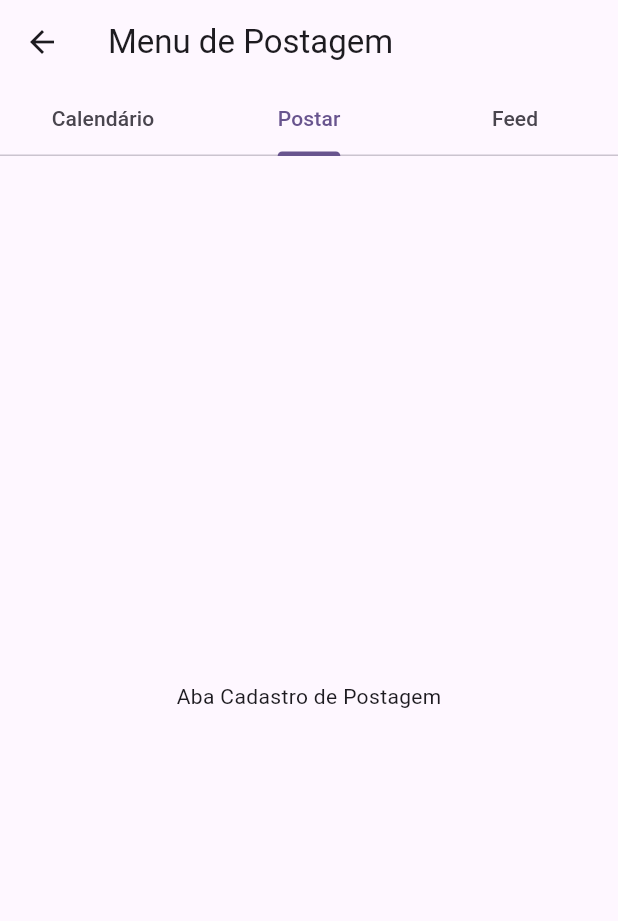
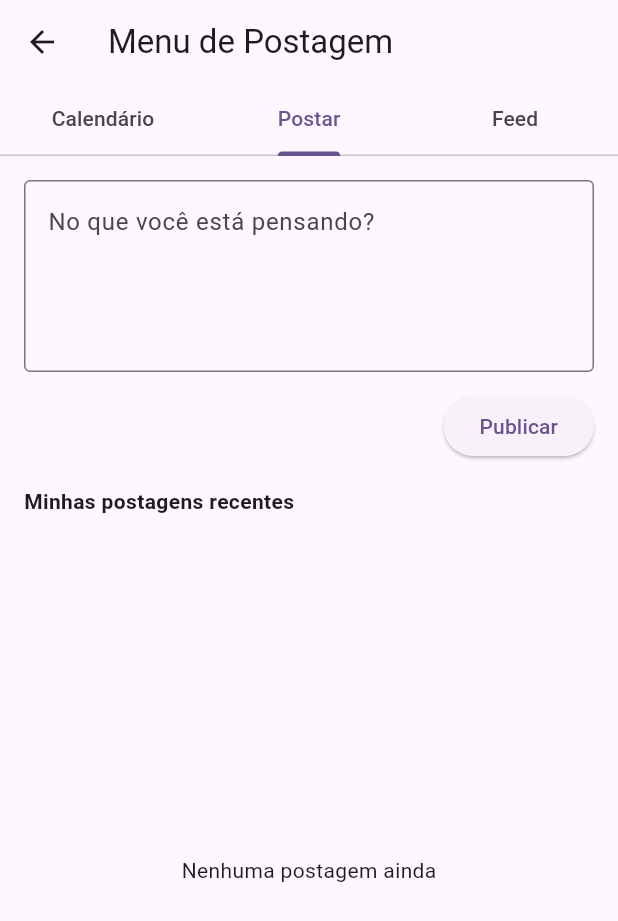
Before and after one commit to miguelcortez1105/AsiApp, a Flutter app: the MenuPostagemScreen screen opened directly, tab 2 chosen, on a phone screen of 412 x 824 dp. Shown: the top 921 px of the screen. Run offline on Flutter 3.47's test engine with Material 3 defaults, Android fonts, the phone set to English and light mode, and no system bars; our stand-ins replace firebase_core, image_cropper, image_picker, table_calendar; accounts and stored records are empty.

Commit message:
base da aba de cadastro de postagem

```diff
--- /dev/null
+++ b/lib/feature/home/screens/aba_cadastro_postagem.dart
@@ -0,0 +1,101 @@
+import 'package:asiapp_mobile/feature/home/screens/postagem.dart';
+import 'package:flutter/material.dart';
+
+class AbaCadastroPostagem extends StatefulWidget {
+  const AbaCadastroPostagem({super.key});
+
+  @override
+  State<AbaCadastroPostagem> createState() => _AbaCadastroPostagemState();
+}
+
+class _AbaCadastroPostagemState extends State<AbaCadastroPostagem> {
+  final TextEditingController _textoController = TextEditingController();
+
+  final List<Postagem> _postagensSimuladas = []; // TODO: substituir por dados reais do Firestore
+
+  String nomeUsuarioLogado = 'Ana Alves'; // TODO: buscar do Firestore quando conectado
+
+  void _publicarPostagem() {
+    if (_textoController.text.trim().isEmpty) return;
+
+    setState(() {
+      _postagensSimuladas.insert(
+        0,
+        Postagem(
+          texto: _textoController.text.trim(),
+          nomeAutor: nomeUsuarioLogado,
+        ),
+      );
+      _textoController.clear();
+    });
+
+    ScaffoldMessenger.of(context).showSnackBar(
+      const SnackBar(content: Text('Postagem criada!')),
+    );
+  }
+
+  @override
+  void dispose() {
+    _textoController.dispose();
+    super.dispose();
+  }
+
+  @override
+  Widget build(BuildContext context) {
+    return Padding(
+      padding: const EdgeInsets.all(16.0),
+      child: Column(
+        crossAxisAlignment: CrossAxisAlignment.start,
+        children: [
+          TextField(
+            controller: _textoController,
+            maxLines: 4,
+            decoration: const InputDecoration(
+              hintText: 'No que você está pensando?',
+              border: OutlineInputBorder(),
+            ),
+          ),
+          const SizedBox(height: 12),
+          Align(
+            alignment: Alignment.centerRight,
+            child: ElevatedButton(
+              onPressed: _publicarPostagem,
+              child: const Text('Publicar'),
+            ),
+          ),
+          const SizedBox(height: 16),
+          const Text(
+            'Minhas postagens recentes',
+            style: TextStyle(fontWeight: FontWeight.bold),
+          ),
+          const SizedBox(height: 8),
+          Expanded(
+            child: _postagensSimuladas.isEmpty
+                ? const Center(child: Text('Nenhuma postagem ainda'))
+                : ListView.builder(
+                    itemCount: _postagensSimuladas.length,
+                    itemBuilder: (context, index) {
+                      final postagem = _postagensSimuladas[index];
+                      return Card(
+                        margin: const EdgeInsets.only(bottom: 8),
+                        child: ListTile(
+                          leading: CircleAvatar(
+                            backgroundImage: postagem.fotoAutorUrl != null
+                                ? NetworkImage(postagem.fotoAutorUrl!)
+                                : null,
+                            child: postagem.fotoAutorUrl == null
+                                ? const Icon(Icons.person)
+                                : null,
+                          ),
+                          title: Text(postagem.nomeAutor),
+                          subtitle: Text(postagem.texto),
+                        ),
+                      );
+                    },
+                  ),
+          ),
+        ],
+      ),
+    );
+  }
+}
--- a/lib/feature/home/screens/menu_postagem_screen.dart
+++ b/lib/feature/home/screens/menu_postagem_screen.dart
@@ -1,5 +1,6 @@
 import 'package:flutter/material.dart';
 import 'package:asiapp_mobile/feature/home/screens/aba_calendario.dart';
+import 'package:asiapp_mobile/feature/home/screens/aba_cadastro_postagem.dart';
 
 class MenuPostagemScreen extends StatefulWidget {
   const MenuPostagemScreen({super.key});
@@ -42,7 +43,7 @@ class _MenuPostagemScreenState extends State<MenuPostagemScreen>
         controller: _tabController,
         children: [
           const AbaCalendario(),
-          const Center(child: Text('Aba Cadastro de Postagem')),
+          const AbaCadastroPostagem(),
           const Center(child: Text('Aba Feed Social')),
         ],
       ),
--- /dev/null
+++ b/lib/feature/home/screens/postagem.dart
@@ -0,0 +1,11 @@
+class Postagem {
+  final String texto;
+  final String nomeAutor;
+  final String? fotoAutorUrl;
+
+  Postagem({
+    required this.texto,
+    required this.nomeAutor,
+    this.fotoAutorUrl,
+  });
+}
--- a/lib/main.dart
+++ b/lib/main.dart
@@ -4,6 +4,7 @@ import 'firebase_options.dart';
 import 'package:intl/date_symbol_data_local.dart';
 import 'package:asiapp_mobile/feature/home/screens/menu_postagem_screen.dart';
 import 'package:asiapp_mobile/feature/home/screens/aba_calendario.dart';
+import 'package:asiapp_mobile/feature/home/screens/aba_cadastro_postagem.dart';
 void main() async {
   WidgetsFlutterBinding.ensureInitialized();
   await Firebase.initializeApp(
```
